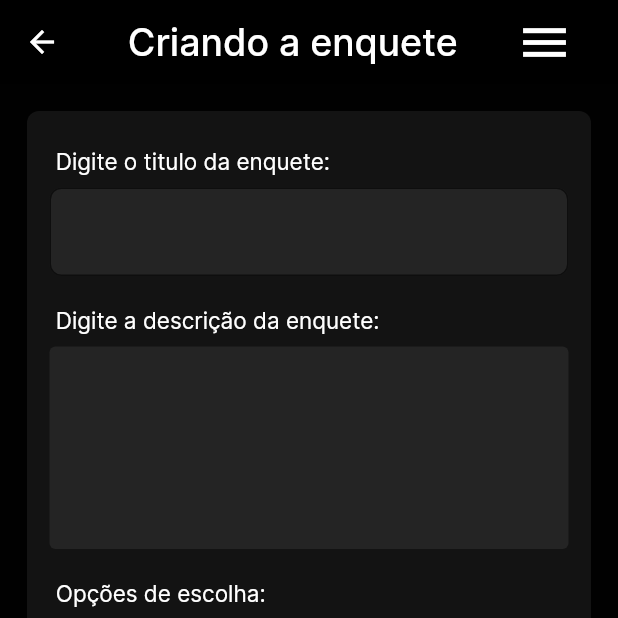
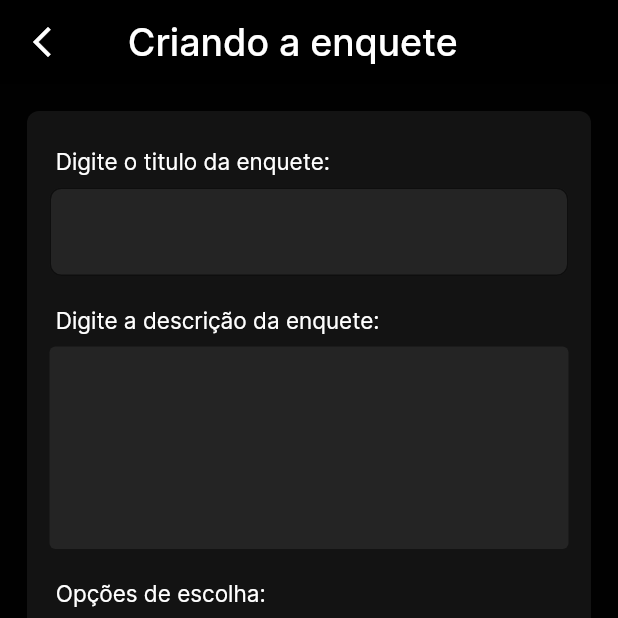
Before and after one commit to hadrianrabelo/sisvoli-front, a Flutter app: the CreatingPage screen opened directly, on a phone screen of 412 x 824 dp, the top half of it. Run offline on Flutter 3.47's test engine with Material 2 defaults, Android fonts, the light colour scheme and no system bars; our stand-ins replace brasil_fields, dio, flutter_dotenv, get, shared_preferences; accounts and stored records are empty; network calls fail.

Commit message:
adicionando rotas parte 1

```diff
--- a/lib/main.dart
+++ b/lib/main.dart
@@ -1,8 +1,8 @@
 import 'package:flutter/material.dart';
-//import 'package:flutter_dotenv/flutter_dotenv.dart';
+import 'package:flutter_dotenv/flutter_dotenv.dart';
 import 'package:urnavotos/my_app_widget.dart';
 
 void main(List<String> args) async {
-  //await dotenv.load(fileName: ".env");
+  await dotenv.load(fileName: ".env");
   runApp(const MaterialApp(debugShowCheckedModeBanner: false, home: MyApp()));
 }
--- a/lib/views/bottom_bar_view.dart
+++ b/lib/views/bottom_bar_view.dart
@@ -34,9 +34,7 @@ class _BottomBarViewState extends State<BottomBarView> {
       floatingActionButtonLocation: FloatingActionButtonLocation.centerDocked,
       floatingActionButton: FloatingActionButton(
         onPressed: (){
-          Navigator.pop(context);
-
-          Navigator.pushNamed(context, '/login');
+          Navigator.pushNamed(context, '/create_poll');
         },
         backgroundColor: CustomColors().getPrimaryButton,
         child: const Icon(Icons.add, color: Colors.black),
--- a/lib/views/creating_page.dart
+++ b/lib/views/creating_page.dart
@@ -41,16 +41,12 @@ class _RegisterPageState extends State<CreatingPage> {
               fontFamily: 'Inter',
             ),
           ),
-          actions: const [
-            Icon(
-              Icons.menu,
-              size: 38,
-              color: Colors.white,
-            ),
-            SizedBox(
-              width: 30,
-            )
-          ],
+          leading: IconButton(
+            onPressed: (){
+              Navigator.pop(context);
+            },
+            icon: Icon(Icons.arrow_back_ios_new_outlined, color: Colors.white),
+          ),
         ),
         body: BackGround(
           background: Form(
@@ -509,11 +505,12 @@ class _RegisterPageState extends State<CreatingPage> {
                               CreatingPageModel().snackBarText(
                                   "Refaça o processo"));
                         }
-                      } else {ScaffoldMessenger.of(context).showSnackBar(
+                      } else {
+                        ScaffoldMessenger.of(context).showSnackBar(
                           CreatingPageModel().snackBarText(
                               "Preencha as opções corretamente"));}
 
-                    },
+                    },// adicionar Navigator.pop(context); e uma snack bar dizendo que a criacao da enquete foi sucesso
                     style: const ButtonStyle(
                       backgroundColor: MaterialStatePropertyAll(
                           Color.fromRGBO(38, 110, 215, 1.0)),
--- a/lib/views/sidebar_menu_view.dart
+++ b/lib/views/sidebar_menu_view.dart
@@ -71,7 +71,7 @@ class _MenuViewState extends State<MenuView> {
           onTap: (){
             Navigator.pop(context);
 
-            Navigator.pushNamed(context, '');
+            Navigator.pushNamed(context, '/edit_profile');
             },
         ),
         const Divider(color: Colors.white54,
@@ -83,7 +83,7 @@ class _MenuViewState extends State<MenuView> {
           onTap: (){
             Navigator.pop(context);
 
-            Navigator.pushNamed(context, '');
+            Navigator.pushNamed(context, '/address');
           },
         ),
         const Divider(color: Colors.white54,
```
Also changed, not shown: lib/my_app_widget.dart (+8 -6 lines), lib/views/adress_page.dart (+24 -0 lines), lib/views/edit_profile_view.dart (+28 -4 lines), lib/views/login_view.dart (+5 -3 lines), 1 other file.
